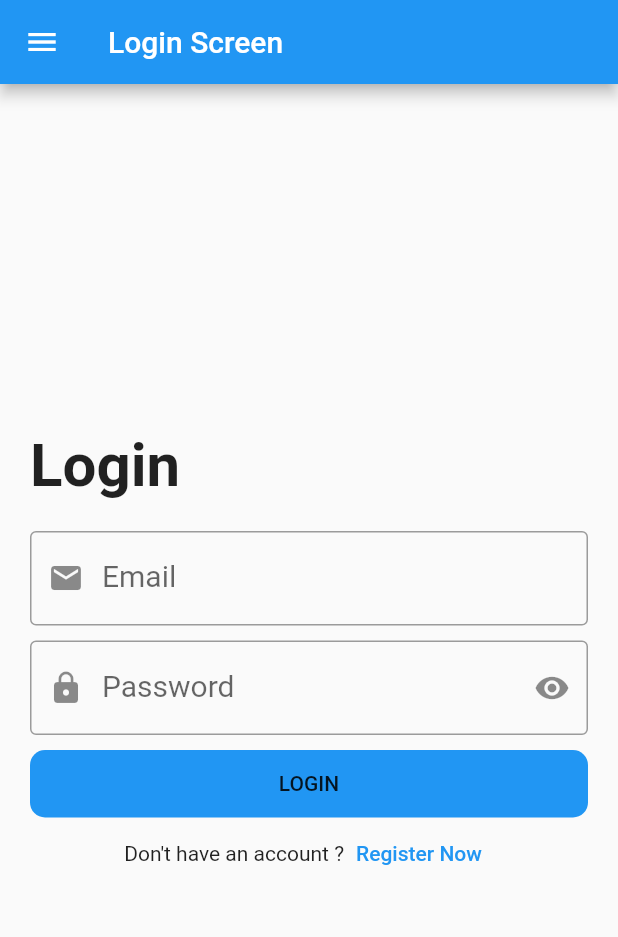
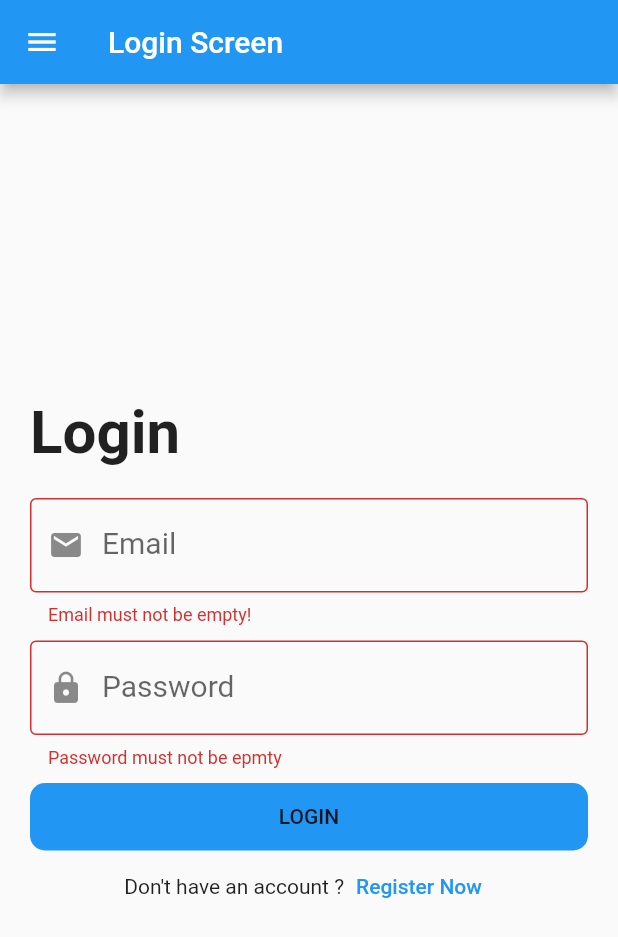
Before and after one commit to ahossny61/Flutter_training, a Flutter app: the screen it shows after launch, after a tap on "LOGIN", on a phone screen of 412 x 824 dp. Shown: the top 937 px of the screen. Run offline on Flutter 3.47's test engine with Material 2 defaults, Android fonts, the phone set to English and light mode, and no system bars; missing offline and left inert: dart:ffi.

Commit message:
Add defaultFormField to resuable components .

```diff
--- a/lib/modules/login_screen.dart
+++ b/lib/modules/login_screen.dart
@@ -6,6 +6,7 @@ import 'package:train_step3/shared/components/components.dart';
 class LoginScreen extends StatelessWidget{
   var emailController=TextEditingController();
   var passController=TextEditingController();
+  var formKey=GlobalKey<FormState>();
   @override
   Widget build(BuildContext context) {
    return Scaffold(
@@ -19,6 +20,8 @@ class LoginScreen extends StatelessWidget{
          padding: const EdgeInsets.all(20.0),
          child: Center(
            child: SingleChildScrollView(
+             child: Form(
+               key: formKey,
                child: Column(
                  crossAxisAlignment: CrossAxisAlignment.start,
                  children: [
@@ -28,49 +31,44 @@ class LoginScreen extends StatelessWidget{
                          fontWeight:FontWeight.w700 ),
                    ),
                    SizedBox(height: 20.0,),
-                 TextFormField(
+                   defaultFormField(
+                       label: 'Email',
                        controller: emailController,
-                   keyboardType:TextInputType.emailAddress ,
-                   decoration: InputDecoration(
-                     labelText: 'Email',
-                     //border: InputBorder.none
-                     border: OutlineInputBorder(),
-                     prefixIcon: Icon(Icons.email)
-                   ),
-                   style: TextStyle(
-                     fontSize: 20.0,
-                     color: Colors.blue
-                   ),
-                  /* onFieldSubmitted: (String value){
-                     print(value);
+                       type: TextInputType.emailAddress,
+                       onValidateFunc: (value){
+                         if(value!.isEmpty){
+                           return 'Email must not be empty!';
+                         }
+                         return null;
                        },
-                   onChanged: (String v){},
-                   */
-
+                       prefixIcon: Icons.email,
                    ),
                    SizedBox(
                      height: 10.0,
                    ),
-                 TextFormField(
+                   defaultFormField(
+                       label: 'Password',
                        controller: passController,
-                   obscureText: true,
-                   keyboardType: TextInputType.visiblePassword,
-                   decoration: InputDecoration(
-                     labelText: 'Password',
-                     border: OutlineInputBorder(),
-                     prefixIcon: Icon(Icons.lock),
-                     suffixIcon: Icon(Icons.remove_red_eye)
-                   ),
-                   style: TextStyle(
-                     fontSize: 20.0,
-                     color: Colors.blue
-                   ),
+                       type: TextInputType.visiblePassword,
+                       onValidateFunc: (value){
+                         if(value!.isEmpty){
+                           return 'Password must not be epmty';
+                         }
+                         return null;
+                       },
+                       prefixIcon: Icons.lock,
                    ),
                    SizedBox(
                      height: 10.0,
                    ),
-                 defaultButton(function: (){print(emailController);}, text: 'login',radius: 10.0),
-
+                   defaultButton(
+                       function: (){
+                         if(formKey.currentState!.validate()){
+                           print(emailController.text);
+                         }},
+                       text: 'login',
+                       radius: 10.0
+                   ),
                    Row(
                      mainAxisAlignment: MainAxisAlignment.center,
                      children: [
@@ -85,6 +83,7 @@ class LoginScreen extends StatelessWidget{
            ),
          ),
        ),
+     ),
    );
   }
 
--- a/lib/shared/components/components.dart
+++ b/lib/shared/components/components.dart
@@ -1,15 +1,14 @@
-
 import 'package:flutter/material.dart';
 
 Widget defaultButton({
-  double width=double.infinity,
-  double height=45.0,
-  Color color=Colors.blue,
-  required  void Function() function,
+  double width = double.infinity,
+  double height = 45.0,
+  Color color = Colors.blue,
+  required void Function() function,
   required String text,
-  double radius=0.0,
-
-})=> Container(
+  double radius = 0.0,
+}) =>
+    Container(
       width: width,
       height: height,
       decoration: BoxDecoration(
@@ -17,9 +16,34 @@ Widget defaultButton({
         color: color,
       ),
       child: MaterialButton(
-    onPressed:function,
+        onPressed: function,
         child: Text(
           text.toUpperCase(),
         ),
       ),
     );
+
+Widget defaultFormField({
+  required String label,
+  required TextEditingController controller,
+  required TextInputType type,
+  void Function(String value)? onSubmitFunc,
+  void Function(String value)? onChangedFunc,
+  required  String?Function(String ?value) onValidateFunc,
+  required IconData prefixIcon,
+
+
+}) =>
+    TextFormField(
+      controller: controller,
+      keyboardType: type,
+      decoration: InputDecoration(
+          labelText: label,
+          //border: InputBorder.none
+          border: OutlineInputBorder(),
+          prefixIcon: Icon(prefixIcon)),
+      onFieldSubmitted: onSubmitFunc,
+      onChanged: onChangedFunc,
+      style: TextStyle(fontSize: 20.0, color: Colors.blue),
+      validator: onValidateFunc,
+    );
```
Lines whose indentation alone changed are shown as unchanged.
